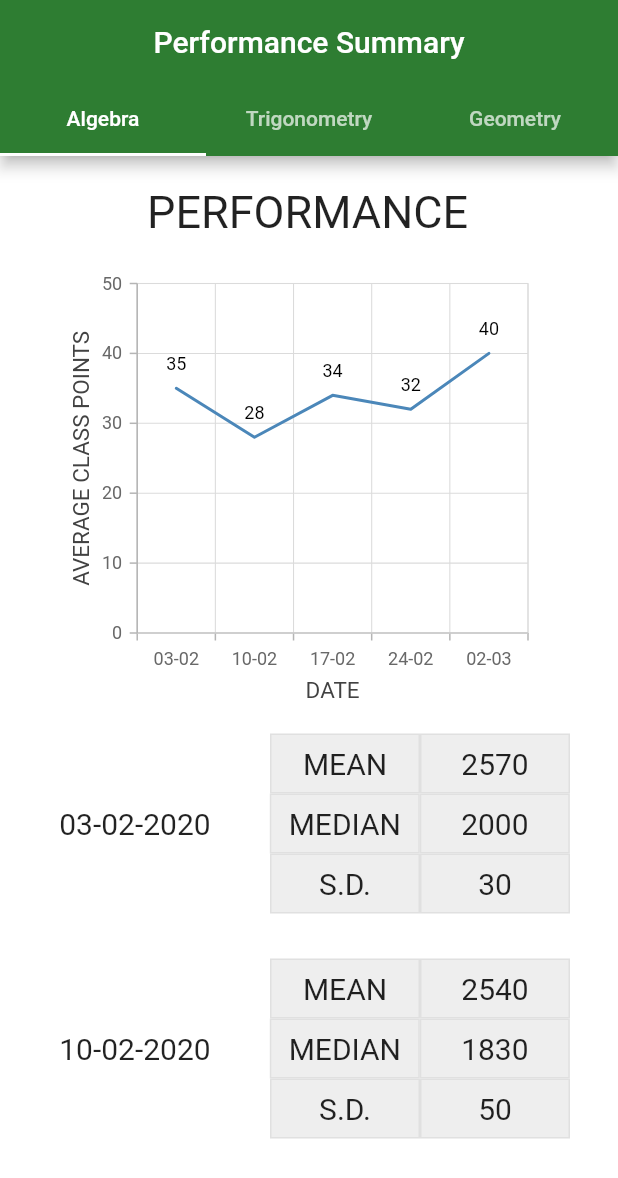
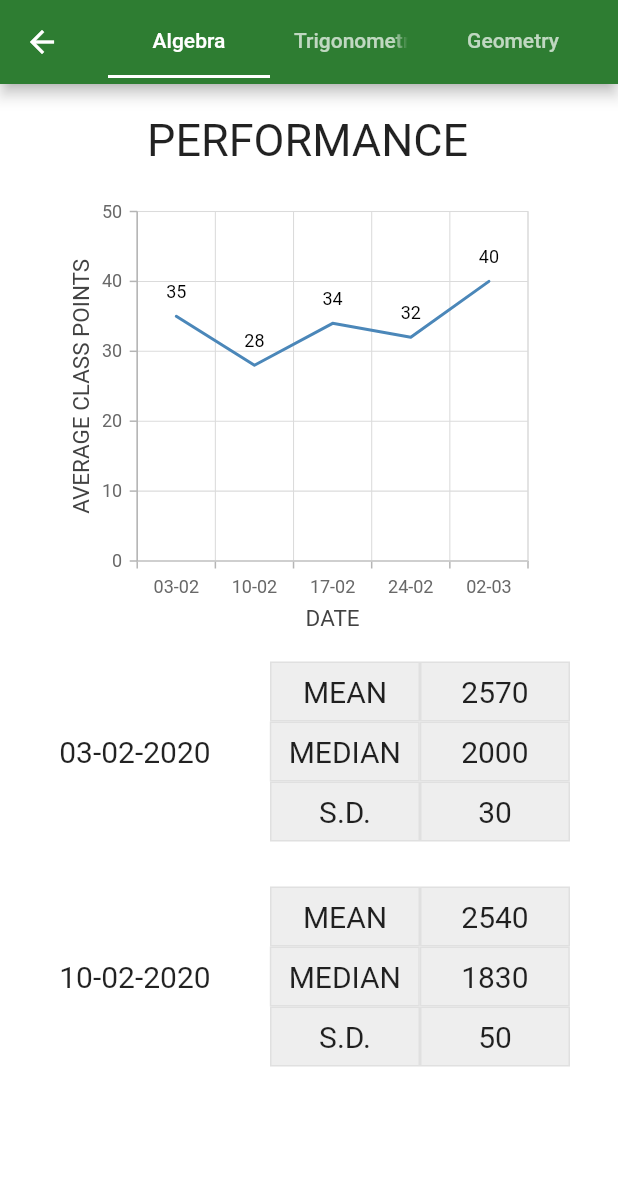
Before and after one commit to anushadatta/PizzaRush, a Flutter app: the ClassPerformance screen opened directly, on a phone screen of 412 x 824 dp. Shown: the top 1178 px of the screen. Run offline on Flutter 3.47's test engine with Material 2 defaults, Android fonts, the phone set to English and light mode, and no system bars; our stand-ins replace cloud_firestore, connectivity, firebase_auth, flushbar, google_sign_in, syncfusion_flutter_charts; missing offline and left inert: syncfusion_flutter_core; accounts and stored records are empty.

Commit message:
Update teacher_class_performance.dart

```diff
--- a/lib/screens/teacher_class_performance.dart
+++ b/lib/screens/teacher_class_performance.dart
@@ -13,11 +13,8 @@ class _ClassPerformanceState extends State<ClassPerformance> {
       length: 3,
       child: Scaffold(
           appBar: AppBar(
-            leading: new Container(),
-            title: Text('Performance Summary'),
-            centerTitle: true,
             backgroundColor: Colors.green[800],
-            bottom: TabBar(
+            title: TabBar(
               indicatorColor: Colors.green[800],
               tabs: [
                 Tab(text: 'Algebra',),
```
